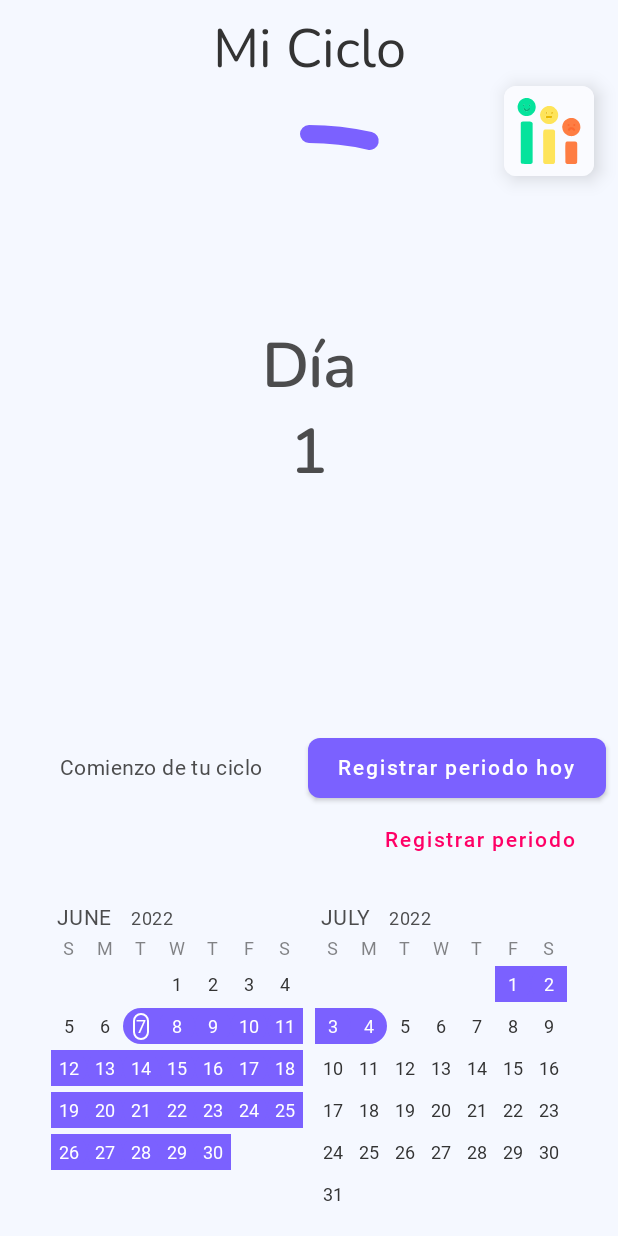
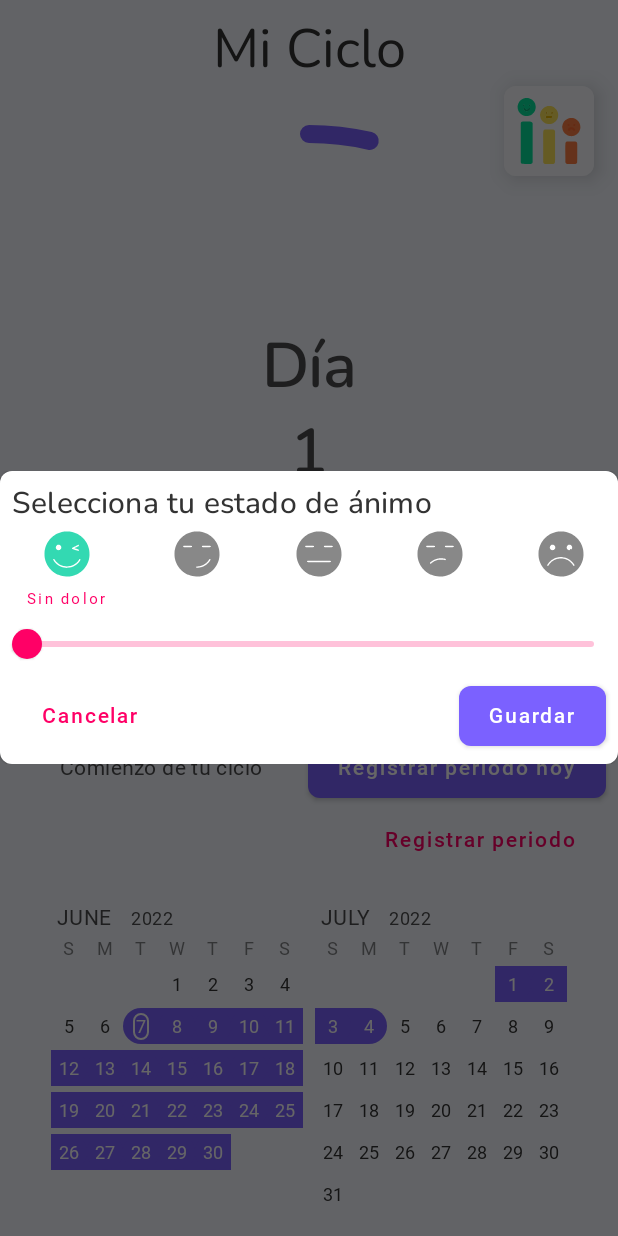
Before and after one commit to TomasMVazquez/MiMetodoPlanificado, an Android app built with Jetpack Compose: the composable MyCyclePage shown on its own in the app's theme, after a tap on "Ingresar mis estados de ánimo", on a phone screen of 412 x 824 dp. Run offline under Robolectric (Android 15) with nearby library versions, the phone set to English and light mode, and no system bars; our stand-ins replace Dagger/Hilt's generated code, accompanist; Roboto replaces fonts that are not available here; 1 statement that could not run was skipped; 1 other tap on this screen came first.

Commit message:
Add mood dialog content

```diff
--- /dev/null
+++ b/app/src/main/java/com/applications/toms/mimetodoplanificado/ui/components/dialogs/DialogAddMoods.kt
@@ -0,0 +1,147 @@
+package com.applications.toms.mimetodoplanificado.ui.components.dialogs
+
+import androidx.compose.foundation.layout.Arrangement
+import androidx.compose.foundation.layout.Column
+import androidx.compose.foundation.layout.Row
+import androidx.compose.foundation.layout.fillMaxWidth
+import androidx.compose.foundation.layout.padding
+import androidx.compose.material.Card
+import androidx.compose.material.MaterialTheme
+import androidx.compose.material.Slider
+import androidx.compose.material.SliderDefaults
+import androidx.compose.material.Text
+import androidx.compose.runtime.Composable
+import androidx.compose.runtime.getValue
+import androidx.compose.runtime.mutableStateOf
+import androidx.compose.runtime.remember
+import androidx.compose.runtime.setValue
+import androidx.compose.ui.Alignment
+import androidx.compose.ui.Modifier
+import androidx.compose.ui.res.dimensionResource
+import androidx.compose.ui.res.stringResource
+import androidx.compose.ui.window.Dialog
+import androidx.compose.ui.window.DialogProperties
+import com.applications.toms.mimetodoplanificado.R
+import com.applications.toms.mimetodoplanificado.ui.components.generics.ButtonType
+import com.applications.toms.mimetodoplanificado.ui.components.generics.GenericButton
+import com.applications.toms.mimetodoplanificado.ui.theme.VividRaspberry
+import com.applications.toms.mimetodoplanificado.ui.utils.moods.moodCards
+import kotlin.math.round
+
+@Composable
+fun DialogAddMoods(showDialog: Boolean, setShowDialog: (Boolean) -> Unit) {
+    if (showDialog) {
+        Dialog(
+            onDismissRequest = {
+                setShowDialog(false)
+            },
+            properties = DialogProperties(
+                dismissOnClickOutside = false
+            )
+        ) {
+            DialogContent() {
+
+            }
+        }
+    }
+
+}
+
+@Composable
+fun DialogContent(onClick: () -> Unit) {
+
+    var sliderPosition by remember { mutableStateOf(0f) }
+    val moods = moodCards
+
+    Card() {
+        Column(
+            modifier = Modifier.padding(dimensionResource(id = R.dimen.padding_medium))
+        ) {
+            Text(
+                text = stringResource(R.string.dialog_moods_title),
+                style = MaterialTheme.typography.h6,
+                color = MaterialTheme.colors.onPrimary
+            )
+
+            Row(
+                modifier = Modifier.fillMaxWidth(),
+                horizontalArrangement = Arrangement.SpaceAround
+            ) {
+                moods.forEach { mood ->
+                    Column(
+                        verticalArrangement = Arrangement.Bottom,
+                        horizontalAlignment = Alignment.CenterHorizontally
+                    ) {
+                        if (sliderPosition.toInt() == mood.painScale) {
+                            MoodImage(mood.icon, mood.icon_description, false)
+
+                            Text(
+                                modifier = Modifier.padding(top = dimensionResource(id = R.dimen.padding_small)),
+                                text = mood.name,
+                                style = MaterialTheme.typography.overline,
+                                color = VividRaspberry
+                            )
+                        }
+                        when (sliderPosition.toInt()) {
+                            in 0..1 -> {
+                                if (mood.painScale % 2 == 0 && mood.painScale > 1) {
+                                    MoodImage(mood.icon, mood.icon_description, true)
+                                }
+                            }
+                            in 2..3 -> {
+                                if (mood.painScale % 2 == 0 && mood.painScale != 2) {
+                                    MoodImage(mood.icon, mood.icon_description, true)
+                                }
+                            }
+                            4 -> {
+                                if (mood.painScale % 2 == 0 && mood.painScale != 4) {
+                                    MoodImage(mood.icon, mood.icon_description, true)
+                                }
+                            }
+                            in 5..6 -> {
+                                if (mood.painScale % 2 == 0 && mood.painScale != 6) {
+                                    MoodImage(mood.icon, mood.icon_description, true)
+                                }
+                            }
+                            in 7..8 -> {
+                                if (mood.painScale % 2 == 0 && mood.painScale != 8) {
+                                    MoodImage(mood.icon, mood.icon_description, true)
+                                }
+                            }
+                        }
+                    }
+                }
+            }
+
+            Slider(
+                value = sliderPosition,
+                onValueChange = { sliderPosition = round(it) },
+                valueRange = 0f..8f,
+                colors = SliderDefaults.colors(
+                    thumbColor = VividRaspberry,
+                    activeTrackColor = VividRaspberry
+                )
+            )
+
+            Row(
+                modifier = Modifier.fillMaxWidth(),
+                horizontalArrangement = Arrangement.SpaceBetween,
+                verticalAlignment = Alignment.CenterVertically
+            ) {
+                GenericButton(
+                    buttonType = ButtonType.LOW_EMPHASIS,
+                    text = stringResource(R.string.dialog_moods_cancel)
+                ) {
+
+                }
+
+                GenericButton(
+                    buttonType = ButtonType.HIGH_EMPHASIS,
+                    text = stringResource(R.string.dialog_moods_save)
+                ) {
+
+                }
+            }
+        }
+    }
+}
--- /dev/null
+++ b/app/src/main/java/com/applications/toms/mimetodoplanificado/ui/components/dialogs/MoodImage.kt
@@ -0,0 +1,23 @@
+package com.applications.toms.mimetodoplanificado.ui.components.dialogs
+
+import androidx.compose.foundation.Image
+import androidx.compose.foundation.background
+import androidx.compose.foundation.layout.size
+import androidx.compose.runtime.Composable
+import androidx.compose.ui.Modifier
+import androidx.compose.ui.graphics.Color
+import androidx.compose.ui.graphics.ColorFilter
+import androidx.compose.ui.res.painterResource
+import androidx.compose.ui.unit.dp
+
+@Composable
+fun MoodImage(moodIcon: Int, moodContDesc: String, filterGray: Boolean) {
+    Image(
+        modifier = Modifier
+            .size(40.dp)
+            .background(color = Color.Transparent),
+        painter = painterResource(id = moodIcon),
+        contentDescription = moodContDesc,
+        colorFilter = if (filterGray) ColorFilter.tint(Color.Gray) else null
+    )
+}
--- a/app/src/main/java/com/applications/toms/mimetodoplanificado/ui/screen/mymethod/pages/mycycle/MyCyclePage.kt
+++ b/app/src/main/java/com/applications/toms/mimetodoplanificado/ui/screen/mymethod/pages/mycycle/MyCyclePage.kt
@@ -17,6 +17,7 @@ import androidx.compose.runtime.Composable
 import androidx.compose.runtime.collectAsState
 import androidx.compose.runtime.getValue
 import androidx.compose.runtime.mutableStateOf
+import androidx.compose.runtime.remember
 import androidx.compose.runtime.saveable.rememberSaveable
 import androidx.compose.runtime.setValue
 import androidx.compose.ui.Alignment
@@ -29,10 +30,11 @@ import androidx.hilt.navigation.compose.hiltViewModel
 import com.applications.toms.domain.enums.ErrorStates
 import com.applications.toms.mimetodoplanificado.R
 import com.applications.toms.mimetodoplanificado.alarmandnotification.notification.createCycleNotifications
-import com.applications.toms.mimetodoplanificado.ui.components.cardbuttons.CardButtonMoods
 import com.applications.toms.mimetodoplanificado.ui.components.CircularDaysProgress
 import com.applications.toms.mimetodoplanificado.ui.components.EmptyStateComponent
+import com.applications.toms.mimetodoplanificado.ui.components.cardbuttons.CardButtonMoods
 import com.applications.toms.mimetodoplanificado.ui.components.customcalendar.Calendar
+import com.applications.toms.mimetodoplanificado.ui.components.dialogs.DialogAddMoods
 import com.applications.toms.mimetodoplanificado.ui.components.generics.ButtonType
 import com.applications.toms.mimetodoplanificado.ui.components.generics.GenericButton
 import com.applications.toms.mimetodoplanificado.ui.components.settings.DatePickerSettingsItem
@@ -52,6 +54,7 @@ fun MyCyclePage(
     onErrorListener: (String) -> Unit
 ) {
     val context = LocalContext.current
+    var showDialog by remember { mutableStateOf(false) }
     val state by viewModel.state.collectAsState(State())
 
     state.errorState?.let { error ->
@@ -65,17 +68,29 @@ fun MyCyclePage(
         viewModel.onResetError()
     }
 
-    MyCycleContent(state) {
-        viewModel.saveMyCycle(it)
-        createCycleNotifications(context)
-    }
+    MyCycleContent(
+        state = state,
+        onRegisterPeriod = {
+            viewModel.saveMyCycle(it)
+            createCycleNotifications(context)
+        },
+        onShowDialogMoods = {
+            showDialog = true
+        }
+    )
+
+    DialogAddMoods(
+        showDialog = showDialog,
+        setShowDialog = { showDialog = it }
+    )
 }
 
 @ExperimentalMaterialApi
 @Composable
 fun MyCycleContent(
     state: State,
-    onRegisterPeriod: (LocalDate) -> Unit
+    onRegisterPeriod: (LocalDate) -> Unit,
+    onShowDialogMoods: () -> Unit
 ) {
 
     var showDatePicker by rememberSaveable { mutableStateOf(false) }
@@ -125,7 +140,7 @@ fun MyCycleContent(
                         CardButtonMoods(
                             modifier = Modifier.align(Alignment.TopEnd)
                         ) {
-                            // TODO on CLICK MOODS
+                            onShowDialogMoods()
                         }
                     }
                 }
--- /dev/null
+++ b/app/src/main/java/com/applications/toms/mimetodoplanificado/ui/utils/moods/Moods.kt
@@ -0,0 +1,64 @@
+package com.applications.toms.mimetodoplanificado.ui.utils.moods
+
+import androidx.compose.runtime.Composable
+import androidx.compose.ui.res.stringResource
+import com.applications.toms.domain.MoodCard
+import com.applications.toms.mimetodoplanificado.R
+
+val moodCards: List<MoodCard>
+    @Composable get() = listOf(
+        MoodCard(
+            painScale = 0,
+            name = stringResource(R.string.pain_scale_title_0),
+            icon = R.drawable.ic_pain_scale_1,
+            icon_description = stringResource(R.string.pain_scale_cont_desc_0)
+        ),
+        MoodCard(
+            painScale = 1,
+            name = stringResource(R.string.pain_scale_title_1),
+            icon = R.drawable.ic_pain_scale_1,
+            icon_description = stringResource(R.string.pain_scale_cont_desc_1)
+        ),
+        MoodCard(
+            painScale = 2,
+            name = stringResource(R.string.pain_scale_title_2),
+            icon = R.drawable.ic_pain_scale_2,
+            icon_description = stringResource(R.string.pain_scale_cont_desc_2)
+        ),
+        MoodCard(
+            painScale = 3,
+            name = stringResource(R.string.pain_scale_title_3),
+            icon = R.drawable.ic_pain_scale_2,
+            icon_description = stringResource(R.string.pain_scale_cont_desc_3)
+        ),
+        MoodCard(
+            painScale = 4,
+            name = stringResource(R.string.pain_scale_title_4),
+            icon = R.drawable.ic_pain_scale_3,
+            icon_description = stringResource(R.string.pain_scale_cont_desc_4)
+        ),
+        MoodCard(
+            painScale = 5,
+            name = stringResource(R.string.pain_scale_title_5),
+            icon = R.drawable.ic_pain_scale_4,
+            icon_description = stringResource(R.string.pain_scale_cont_desc_5)
+        ),
+        MoodCard(
+            painScale = 6,
+            name = stringResource(R.string.pain_scale_title_6),
+            icon = R.drawable.ic_pain_scale_4,
+            icon_description = stringResource(R.string.pain_scale_cont_desc_6)
+        ),
+        MoodCard(
+            painScale = 7,
+            name = stringResource(R.string.pain_scale_title_7),
+            icon = R.drawable.ic_pain_scale_5,
+            icon_description = stringResource(R.string.pain_scale_cont_desc_7)
+        ),
+        MoodCard(
+            painScale = 8,
+            name = stringResource(R.string.pain_scale_title_8),
+            icon = R.drawable.ic_pain_scale_5,
+            icon_description = stringResource(R.string.pain_scale_cont_desc_8)
+        )
+    )
--- a/app/src/main/res/values/strings.xml
+++ b/app/src/main/res/values/strings.xml
@@ -175,6 +175,28 @@
     <string name="my_cycle_msg_22_to_28_day">No te olvides de registrar tu ciclo</string>
     <string name="my_cycle_msg_29_day">Tu nuevo ciclo debería haber comenzado.\nNo te olvides de registrarlo</string>
 
+    // MOOD DIALOG
     <string name="ic_content_desc_moods">Ingresar mis estados de ánimo</string>
+    <string name="dialog_moods_cancel">Cancelar</string>
+    <string name="dialog_moods_save">Guardar</string>
+    <string name="dialog_moods_title">Selecciona tu estado de ánimo</string>
+    <string name="pain_scale_title_0">Sin dolor</string>
+    <string name="pain_scale_title_1">Dolor suave</string>
+    <string name="pain_scale_title_2">Dolor leve</string>
+    <string name="pain_scale_title_3">Tolerable</string>
+    <string name="pain_scale_title_4">Dolor moderado</string>
+    <string name="pain_scale_title_5">Dolor molesto</string>
+    <string name="pain_scale_title_6">Dolor intenso</string>
+    <string name="pain_scale_title_7">Dolor severo</string>
+    <string name="pain_scale_title_8">Dolor insoportable</string>
+    <string name="pain_scale_cont_desc_0">icono de dolor, sin dolor</string>
+    <string name="pain_scale_cont_desc_1">icono de dolor, dolor suave</string>
+    <string name="pain_scale_cont_desc_2">icono de dolor, dolor leve</string>
+    <string name="pain_scale_cont_desc_3">icono de dolor, dolor tolerable</string>
+    <string name="pain_scale_cont_desc_4">icono de dolor, dolor moderado</string>
+    <string name="pain_scale_cont_desc_5">icono de dolor, dolor molesto</string>
+    <string name="pain_scale_cont_desc_6">icono de dolor, dolor intenso</string>
+    <string name="pain_scale_cont_desc_7">icono de dolor, dolor severo</string>
+    <string name="pain_scale_cont_desc_8">icono de dolor, dolor insoportable</string>
 
 </resources>
--- /dev/null
+++ b/domain/src/main/java/com/applications/toms/domain/MoodCard.kt
@@ -0,0 +1,8 @@
+package com.applications.toms.domain
+
+data class MoodCard(
+    val painScale: Int,
+    val name: String,
+    val icon: Int,
+    val icon_description: String
+)
```
